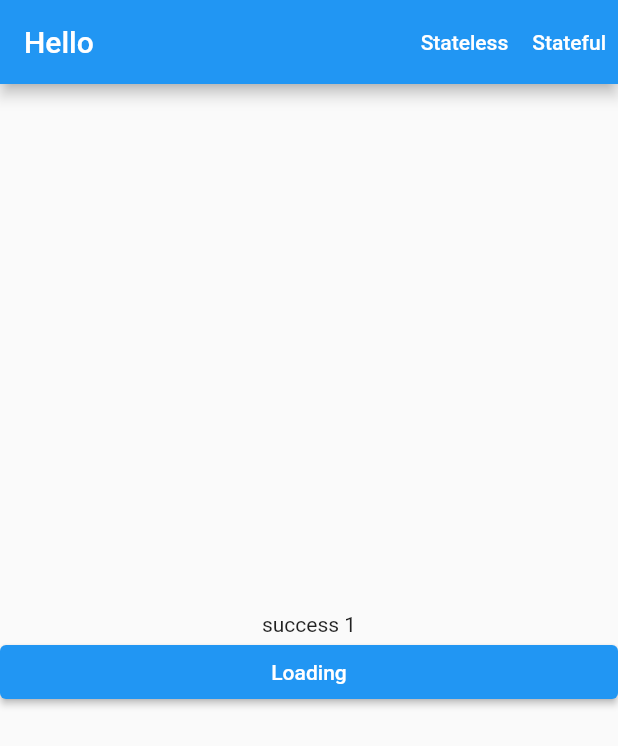
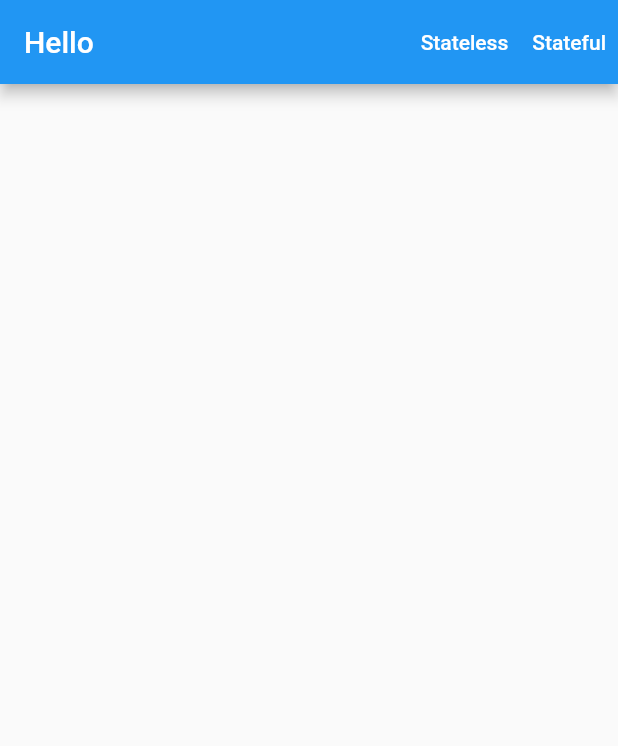
Before and after one commit to KLD/coded_day_7, a Flutter app: the ProviderFuturePage screen opened by its route, after a tap on "Stateless", after a tap on "Stateful", after a tap on "Provider", on a phone screen of 412 x 824 dp. Shown: the top 746 px of the screen. Run offline on Flutter 3.47's test engine with Material 2 defaults, Android fonts, the light colour scheme and no system bars; our stand-ins replace go_router.

Commit message:
removed solution

```diff
--- a/future_flutter/lib/pages/provider_future_page.dart
+++ b/future_flutter/lib/pages/provider_future_page.dart
@@ -23,21 +23,15 @@ class ProviderFuturePage extends StatelessWidget {
               child: Text("Stateful")),
         ],
       ),
-      body: context.watch<ProcessProvider>().isLoading
-          ? Center(child: CircularProgressIndicator())
-          : Column(
-              mainAxisAlignment: MainAxisAlignment.center,
-              crossAxisAlignment: CrossAxisAlignment.stretch,
-              children: [
-                Center(child: Text(context.watch<ProcessProvider>().status)),
-                ElevatedButton(
-                  onPressed: () {
-                    context.read<ProcessProvider>().startProcess();
-                  },
-                  child: Text("Loading"),
-                ),
-              ],
-            ),
+      body:
+
+          /// [Task 6] build widget similar to stateful_future_page.dart
+          /// Steps:
+          /// 1- watch 'isLoading' , when it's true, build CircularProgressIndicator
+          /// 2- when isLoading is false, build a Button and Text
+          /// 3- Build a Text widget and pass it 'status' from ProcessProvider
+          /// 4- Make Button call 'startProcess' from ProcessProvider
+          null,
     );
   }
 }
--- a/future_flutter/lib/pages/stateful_future_page.dart
+++ b/future_flutter/lib/pages/stateful_future_page.dart
@@ -8,21 +8,15 @@ class StatefulFuturePage extends StatefulWidget {
 }
 
 class _StatefulFuturePageState extends State<StatefulFuturePage> {
-  late bool isLoading;
+  bool isLoading = true;
   String processResult = "";
 
-  @override
-  void initState() {
-    super.initState();
-    isLoading = true;
-
-    process().then((value) => setState(() {
-          setState(() {
-            isLoading = false;
-            processResult = value;
-          });
-        }));
-  }
+  // [Task 2] Loading inital processResult using initState
+  // Steps:
+  // 1- override initState
+  // 2- call 'process()'
+  // 3- add 'then' to process's future
+  // 4- inside then, set 'processResult' to the result and set isLoading to false
 
   @override
   Widget build(BuildContext context) {
@@ -51,19 +45,14 @@ class _StatefulFuturePageState extends State<StatefulFuturePage> {
           else
             Center(child: Text(processResult)),
           ElevatedButton(
-            onPressed: isLoading
-                ? null
-                : () async {
-                    setState(() {
-                      isLoading = true;
-                    });
-                    var result = await process();
+            // [Task 3] Loading process when button is pressed
+            // 1- replace 'null' with an async nameless method
+            // 2- set isLoading to true
+            // 3- call 'await process()' and store the result in a variable;
+            // 4- set 'processResult' to the result and set isLoading to false
+            // 5- [optional] when 'isLoading' is true, disable button
+            onPressed: null,
 
-                    setState(() {
-                      isLoading = false;
-                      processResult = result;
-                    });
-                  },
             child: Text("Load process"),
           ),
         ],
--- a/future_flutter/lib/pages/stateless_future_page.dart
+++ b/future_flutter/lib/pages/stateless_future_page.dart
@@ -21,17 +21,15 @@ class StatelessFuturePage extends StatelessWidget {
               child: Text("Provider")),
         ],
       ),
-      body: FutureBuilder<String>(
-          future: process(),
-          builder: (context, snapshot) {
-            if (snapshot.connectionState == ConnectionState.waiting) {
-              return Center(child: CircularProgressIndicator());
-            }
-
-            String data = snapshot.data!;
-
-            return Center(child: Text(data));
-          }),
+      body:
+          // [Task] replace 'null' with a FutureBuilder widget.
+          // Steps:
+          // 1- Create future builder (optional with <String> type)
+          // 2- pass 'process()' as future
+          // 3- pass 'builder' the following nameless function
+          // 3.a if snapshot.connectionState is ConnectionState.waiting, then return CircularProgressIndicator()
+          // 3.b otherwise, return centered Text with snapshot.data
+          null,
     );
   }
 }
--- a/future_flutter/lib/providers/process_provider.dart
+++ b/future_flutter/lib/providers/process_provider.dart
@@ -5,18 +5,15 @@ class ProcessProvider extends ChangeNotifier {
   String status = "";
   bool isLoading = true;
 
-  ProcessProvider() {
-    startProcess();
-  }
+  /// [Task 4] call 'startProcess' when ProcessProvider is created
+  /// Steps:
+  /// 1- Create a constructor
+  /// 2- call 'startProcess' inside the constructor
 
-  void startProcess() async {
-    isLoading = true;
-    notifyListeners();
-
-    var result = await process();
-
-    status = result;
-    isLoading = false;
-    notifyListeners();
-  }
+  /// [Task 5] loads process and updates status
+  /// Steps:
+  /// 1- set 'isLoading' to true and notify listeners
+  /// 2- call 'process()' and store the result in a variable
+  /// 3- set 'status' to the result and set 'isLoading' to false & notify listeners
+  void startProcess() {}
 }
```
